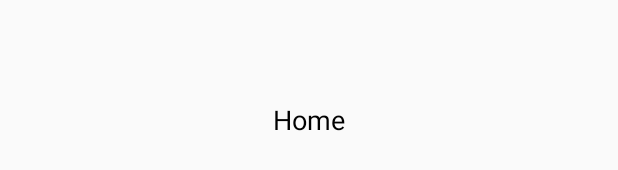
After one commit to ridwanam/BBWS, an Android app: the layout fragment_akun.xml on its own in the app's theme, with its tools: preview values and no code run, on a phone screen of 412 x 824 dp. The commit adds this screen. Shown: the part 493-663 px from the top of the screen. Run offline under Robolectric (Android 15) with nearby library versions, the phone set to English and light mode, and no system bars.

Commit message:
implementasi fragment(bug still exist)

```diff
--- a/app/build.gradle
+++ b/app/build.gradle
@@ -22,6 +22,7 @@ dependencies {
     implementation fileTree(dir: 'libs', include: ['*.jar'])
     implementation 'com.android.support:appcompat-v7:28.0.0'
     implementation 'com.android.support.constraint:constraint-layout:1.1.3'
+    implementation 'com.android.support:support-v4:28.0.0'
     testImplementation 'junit:junit:4.12'
     androidTestImplementation 'com.android.support.test:runner:1.0.2'
     androidTestImplementation 'com.android.support.test.espresso:espresso-core:3.0.2'
--- /dev/null
+++ b/app/src/main/res/layout/fragment_akun.xml
@@ -0,0 +1,24 @@
+<?xml version="1.0" encoding="utf-8"?>
+<android.support.constraint.ConstraintLayout
+    xmlns:android="http://schemas.android.com/apk/res/android"
+    xmlns:app="http://schemas.android.com/apk/res-auto"
+    xmlns:tools="http://schemas.android.com/tools"
+    android:layout_width="match_parent"
+    android:layout_height="match_parent">
+
+    <TextView
+        android:id="@+id/tv_akun"
+        android:layout_width="wrap_content"
+        android:layout_height="wrap_content"
+        android:layout_marginStart="8dp"
+        android:layout_marginEnd="8dp"
+        android:layout_marginBottom="8dp"
+        android:text="@string/home"
+        android:textColor="#000"
+        android:textAppearance="@style/TextAppearance.AppCompat.Medium"
+        app:layout_constraintBottom_toBottomOf="parent"
+        app:layout_constraintEnd_toEndOf="parent"
+        app:layout_constraintStart_toStartOf="parent"
+        app:layout_constraintTop_toTopOf="parent" />
+
+</android.support.constraint.ConstraintLayout>
--- a/app/src/main/res/menu/bottomnavigation_menu.xml
+++ b/app/src/main/res/menu/bottomnavigation_menu.xml
@@ -12,7 +12,7 @@
         android:icon="@drawable/ic_search"/>
 
     <item
-        android:id="@+id/favorite_menu"
+        android:id="@+id/kiritikSaran"
         android:title="@string/kritik_dan_saran"
         android:icon="@drawable/ic_critic"/>
     <item
--- a/app/src/main/res/values/strings.xml
+++ b/app/src/main/res/values/strings.xml
@@ -8,4 +8,7 @@
     <string name="favorite">Favorite</string>
     <string name="account">Account</string>
     <string name="kritik_dan_saran">Kritik dan Saran</string>
+
+    <!-- TODO: Remove or change this placeholder text -->
+    <string name="hello_blank_fragment">Hello blank fragment</string>
 </resources>
```
Also changed, not shown: app/src/main/java/com/k/bbws/AkunFragment.java (added, +20 -0 lines), app/src/main/java/com/k/bbws/HomeFragment.java (added, +71 -0 lines), app/src/main/java/com/k/bbws/KritikSaranFragment.java (added, +20 -0 lines), app/src/main/java/com/k/bbws/MainActivity.java (+35 -47 lines), app/src/main/java/com/k/bbws/SearchFragment.java (added, +19 -0 lines), app/src/main/res/layout/activity_main.xml (+19 -32 lines), app/src/main/res/layout/fragment_home.xml (added, +27 -0 lines), app/src/main/res/layout/fragment_kritik_saran.xml (added, +23 -0 lines), app/src/main/res/layout/fragment_search.xml (added, +23 -0 lines).
